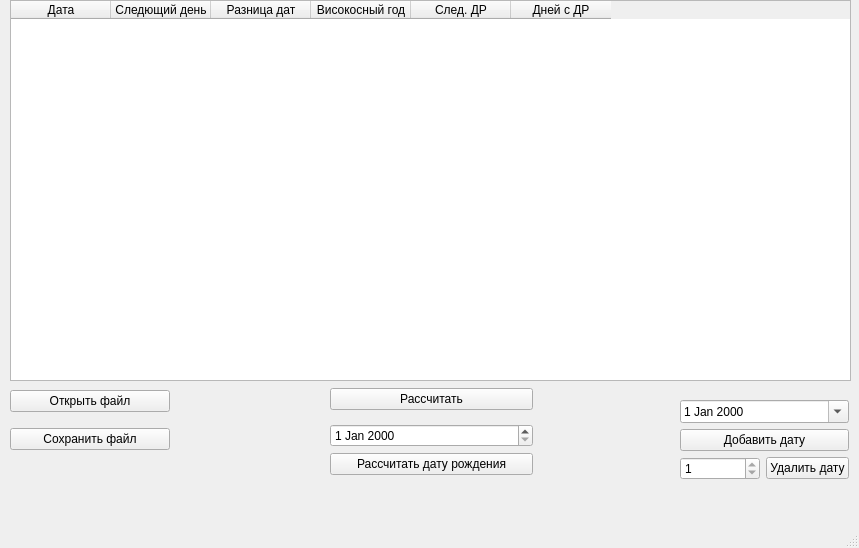
Qt form sem2/lab1/task1/mainwindow.ui (anterg0/bsuir) before a commit.
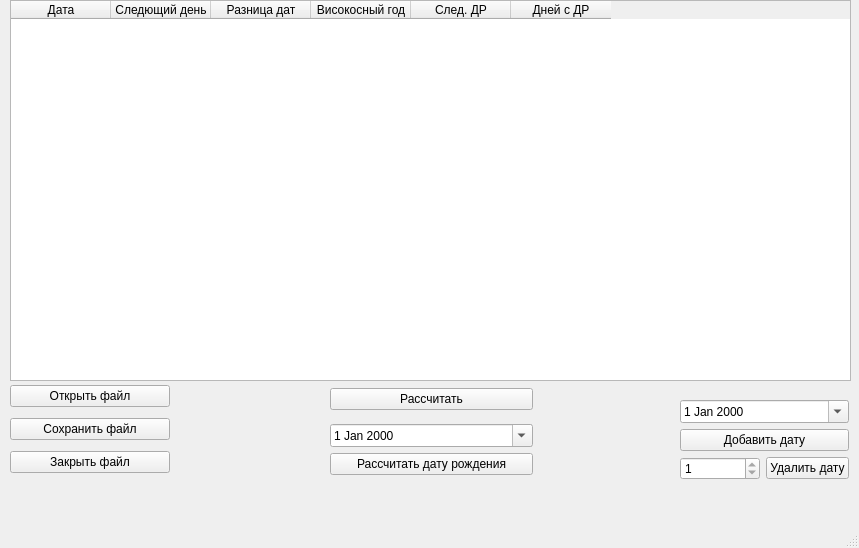
The same form after that commit.

```diff
--- a/sem2/lab1/task1/mainwindow.ui
+++ b/sem2/lab1/task1/mainwindow.ui
@@ -126,7 +126,7 @@
       <x>10</x>
       <y>380</y>
       <width>160</width>
-      <height>80</height>
+      <height>100</height>
      </rect>
     </property>
     <layout class="QVBoxLayout" name="verticalLayout">
@@ -144,6 +144,13 @@
        </property>
       </widget>
      </item>
+     <item>
+      <widget class="QPushButton" name="pushButton_7">
+       <property name="text">
+        <string>Закрыть файл</string>
+       </property>
+      </widget>
+     </item>
     </layout>
     <zorder>pushButton_5</zorder>
     <zorder>pushButton</zorder>
@@ -168,7 +175,11 @@
      <item>
       <layout class="QVBoxLayout" name="verticalLayout_5">
        <item>
-        <widget class="QDateEdit" name="dateEdit_2"/>
+        <widget class="QDateEdit" name="dateEdit_2">
+         <property name="calendarPopup">
+          <bool>true</bool>
+         </property>
+        </widget>
        </item>
        <item>
         <widget class="QPushButton" name="pushButton_6">
```
Left out of the diff: 1 changed line with no effect on the pictures.
